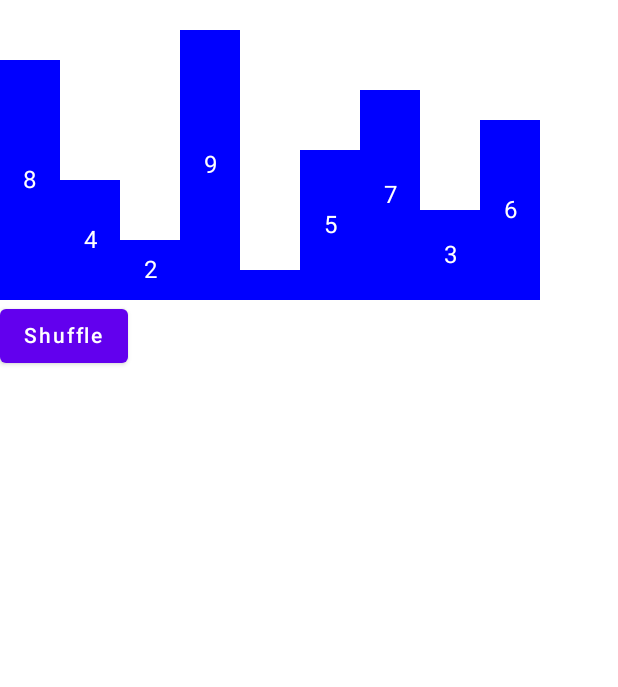
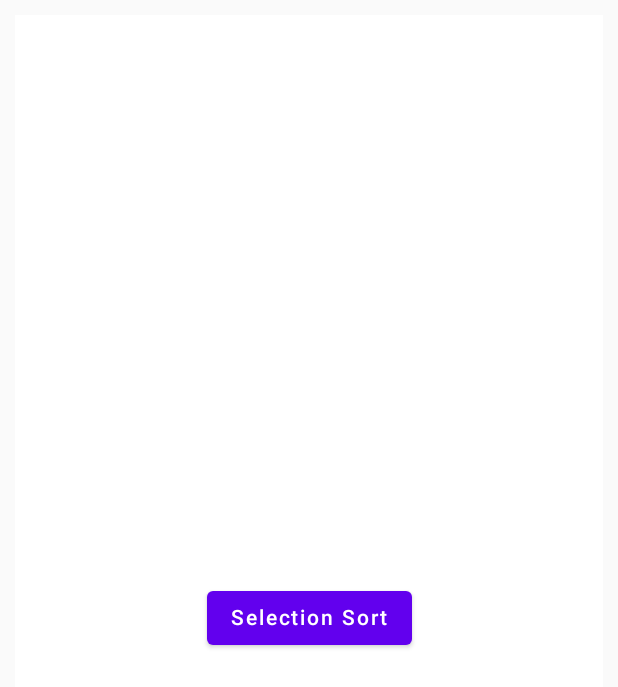
Before and after one commit to PaPluckfii/AlgoVisualizer, an Android app built with Jetpack Compose: the screen it shows after launch (MainActivity), on a phone screen of 412 x 824 dp. Shown: the top 687 px of the screen. Run offline under Robolectric (Android 15) with nearby library versions, the light colour scheme and no system bars; our stand-ins replace Dagger/Hilt's generated code.

Commit message:
chore(selection-sort): add selection sort code

```diff
--- a/app/build.gradle
+++ b/app/build.gradle
@@ -9,7 +9,7 @@ plugins {
 
 android {
     namespace 'com.addas.algovisualizer'
-    compileSdk 33
+    compileSdk 34
 
     defaultConfig {
         applicationId "com.addas.algovisualizer"
@@ -61,6 +61,8 @@ dependencies {
     debugImplementation "androidx.compose.ui:ui-tooling:$compose_ui_version"
     debugImplementation "androidx.compose.ui:ui-test-manifest:$compose_ui_version"
 
+    implementation "androidx.navigation:navigation-compose:2.7.7"
+
     implementation(AppLevelDependencies.Core)
     implementation(AppLevelDependencies.AppCompat)
     implementation(AppLevelDependencies.Material)
@@ -75,6 +77,7 @@ dependencies {
     implementation(AppLevelDependencies.HiltWorker)
     kapt(AppLevelDependencies.HiltAndroidCompiler)
     kapt(AppLevelDependencies.HiltCompiler)
+    implementation 'androidx.hilt:hilt-navigation-compose:1.2.0'
 
     implementation("androidx.room:room-runtime:2.5.0")
     implementation("androidx.room:room-ktx:2.5.0")
--- a/app/src/main/java/com/addas/algovisualizer/MainActivity.kt
+++ b/app/src/main/java/com/addas/algovisualizer/MainActivity.kt
@@ -4,46 +4,44 @@ import android.os.Bundle
 import androidx.activity.ComponentActivity
 import androidx.activity.compose.setContent
 import androidx.activity.viewModels
-import androidx.compose.animation.core.LinearEasing
-import androidx.compose.animation.core.animateDp
-import androidx.compose.animation.core.tween
-import androidx.compose.animation.core.updateTransition
-import androidx.compose.foundation.background
-import androidx.compose.foundation.layout.*
+import androidx.compose.foundation.Canvas
+import androidx.compose.foundation.layout.Arrangement
+import androidx.compose.foundation.layout.Column
+import androidx.compose.foundation.layout.fillMaxHeight
+import androidx.compose.foundation.layout.fillMaxSize
+import androidx.compose.foundation.layout.fillMaxWidth
+import androidx.compose.foundation.layout.padding
 import androidx.compose.material.Button
 import androidx.compose.material.MaterialTheme
 import androidx.compose.material.Surface
 import androidx.compose.material.Text
-import androidx.compose.runtime.*
+import androidx.compose.runtime.Composable
 import androidx.compose.ui.Alignment
 import androidx.compose.ui.Modifier
+import androidx.compose.ui.geometry.Offset
+import androidx.compose.ui.geometry.Size
 import androidx.compose.ui.graphics.Color
 import androidx.compose.ui.unit.dp
-import androidx.compose.ui.unit.times
-import androidx.lifecycle.ViewModel
+import androidx.navigation.NavController
+import com.addas.algovisualizer.ui.selection_sort.SelectionSortViewModel
 import com.addas.algovisualizer.ui.theme.AlgoVisualizerTheme
+import com.addas.algovisualizer.util.Navigation
+import com.addas.algovisualizer.util.Screen
 import dagger.hilt.android.AndroidEntryPoint
-import dagger.hilt.android.lifecycle.HiltViewModel
-import kotlinx.coroutines.CoroutineScope
-import kotlinx.coroutines.Dispatchers
-import kotlinx.coroutines.delay
-import kotlinx.coroutines.launch
-import javax.inject.Inject
 
 @AndroidEntryPoint
 class MainActivity : ComponentActivity() {
-
-    private val viewModel: MainViewModel by viewModels()
     override fun onCreate(savedInstanceState: Bundle?) {
         super.onCreate(savedInstanceState)
         setContent {
             AlgoVisualizerTheme {
-                // A surface container using the 'background' color from the theme
                 Surface(
-                    modifier = Modifier.fillMaxSize(),
+                    modifier = Modifier
+                        .fillMaxSize()
+                        .padding(10.dp),
                     color = MaterialTheme.colors.background
                 ) {
-                    BarGraph(viewModel)
+                    Navigation()
                 }
             }
         }
@@ -51,57 +49,39 @@ class MainActivity : ComponentActivity() {
 }
 
 @Composable
-fun BarGraph(viewModel: MainViewModel) {
-    val data = viewModel.data
-    var animatingData by remember { mutableStateOf(data) }
-
-    LaunchedEffect(data) {
-        animatingData = data
-    }
-
-    val barWidth = 40.dp
-    val barSpacing = 10.dp
-    val barHeightMultiplier = 20.dp
-
-    Column(modifier = Modifier.fillMaxWidth()) {
-        Row(
-            modifier = Modifier
-                .fillMaxWidth()
-                .height(
-                    barHeightMultiplier * data
-                        .maxOrNull()!!
-                        .toFloat() + barSpacing * 2
-                ),
-            verticalAlignment = Alignment.Bottom
-        ) {
-            animatingData.forEachIndexed { index, item ->
-                val targetHeight = item * barHeightMultiplier
-                val transition = updateTransition(targetHeight, label = "barHeight$index")
-                val barHeight by transition.animateDp(
-                    transitionSpec = {
-                        tween(
-                            durationMillis = 500,
-                            easing = LinearEasing
-                        )
-                    },    //Lower duration value would be idle for this
-                    label = ""
-                ) { targetHeight }
-
-                Box(
-                    modifier = Modifier
-                        .width(barWidth)
-                        .height(barHeight)
-                        .background(Color.Blue)
-                        .padding(horizontal = barSpacing / 2, vertical = barSpacing),
-                    contentAlignment = Alignment.Center
-                ) {
-                    Text(item.toString(), color = Color.White)
-                }
-            }
-        }
-
-        Button(onClick = { viewModel.shuffleData() }) {
-            Text("Shuffle")
+fun MainScreen(navController: NavController) {
+    Column(
+        modifier = Modifier.fillMaxSize(),
+        horizontalAlignment = Alignment.CenterHorizontally,
+        verticalArrangement = Arrangement.Center
+    ) {
+        Button(modifier = Modifier.padding(10.dp), onClick = {
+            navController.navigate(Screen.SelectionSortScreen.route)
+        }) {
+            Text(text = "Selection Sort")
         }
     }
 }
+
+@Composable
+fun BarGraph(array: List<Int>, currentElement: Int) {
+
+    Canvas(
+        modifier = Modifier
+            .fillMaxWidth()
+            .fillMaxHeight(0.7f)
+    ) {
+        val barWidth = size.width / array.size
+
+        array.forEachIndexed { index, value ->
+            val barHeight = value.toFloat() / array.maxOrNull()!! * size.height
+            val barColor = if (index == currentElement) Color.Red else Color.Blue
+
+            drawRect(
+                color = barColor,
+                topLeft = Offset(index * barWidth, size.height - barHeight),
+                size = Size(barWidth, barHeight)
+            )
+        }
+    }
+}
--- /dev/null
+++ b/app/src/main/java/com/addas/algovisualizer/data/model/AlgorithmType.kt
@@ -0,0 +1,5 @@
+package com.addas.algovisualizer.data.model
+
+enum class AlgorithmType {
+    SELECTION_SORT
+}
--- a/app/src/main/java/com/addas/algovisualizer/ui/theme/Color.kt
+++ b/app/src/main/java/com/addas/algovisualizer/ui/theme/Color.kt
@@ -6,3 +6,8 @@ val Purple200 = Color(0xFFBB86FC)
 val Purple500 = Color(0xFF6200EE)
 val Purple700 = Color(0xFF3700B3)
 val Teal200 = Color(0xFF03DAC5)
+
+val CurrentIndexColor = Color.DarkGray
+val CurrentSubIndexColor = Color.Green
+val MinimumIndexColor = Color.Red
+val DefaultGraphColor = Color.Blue
--- /dev/null
+++ b/app/src/main/java/com/addas/algovisualizer/util/Constants.kt
@@ -0,0 +1,4 @@
+package com.addas.algovisualizer.util
+
+const val DEFAULT_SPEED = 1000L
+const val MAX_SPEED = 5000L
--- /dev/null
+++ b/app/src/main/java/com/addas/algovisualizer/util/Navigation.kt
@@ -0,0 +1,30 @@
+package com.addas.algovisualizer.util
+
+import androidx.compose.runtime.Composable
+import androidx.hilt.navigation.compose.hiltViewModel
+import androidx.navigation.compose.NavHost
+import androidx.navigation.compose.composable
+import androidx.navigation.compose.rememberNavController
+import com.addas.algovisualizer.MainScreen
+import com.addas.algovisualizer.ui.selection_sort.SelectionSortScreen
+import com.addas.algovisualizer.ui.selection_sort.SelectionSortViewModel
+
+@Composable
+fun Navigation() {
+
+    val navController = rememberNavController()
+    NavHost(navController = navController, startDestination = Screen.MainScreen.route) {
+        composable(route = Screen.MainScreen.route) {
+            MainScreen(navController = navController)
+        }
+        composable(route = Screen.SelectionSortScreen.route) {
+            SelectionSortScreen(viewModel = hiltViewModel<SelectionSortViewModel>().apply { this.generateArray() })
+        }
+    }
+
+}
+
+sealed class Screen(val route: String) {
+    object MainScreen : Screen("main_screen")
+    object SelectionSortScreen : Screen("selection_sort")
+}
```
Also changed, not shown: app/src/main/AndroidManifest.xml (+4 -3 lines), app/src/main/java/com/addas/algovisualizer/MainViewModel.kt (+11 -32 lines), app/src/main/java/com/addas/algovisualizer/ui/selection_sort/SelectionSortScreen.kt (added, +107 -0 lines), app/src/main/java/com/addas/algovisualizer/ui/selection_sort/SelectionSortViewModel.kt (added, +112 -0 lines), 1 other file.
